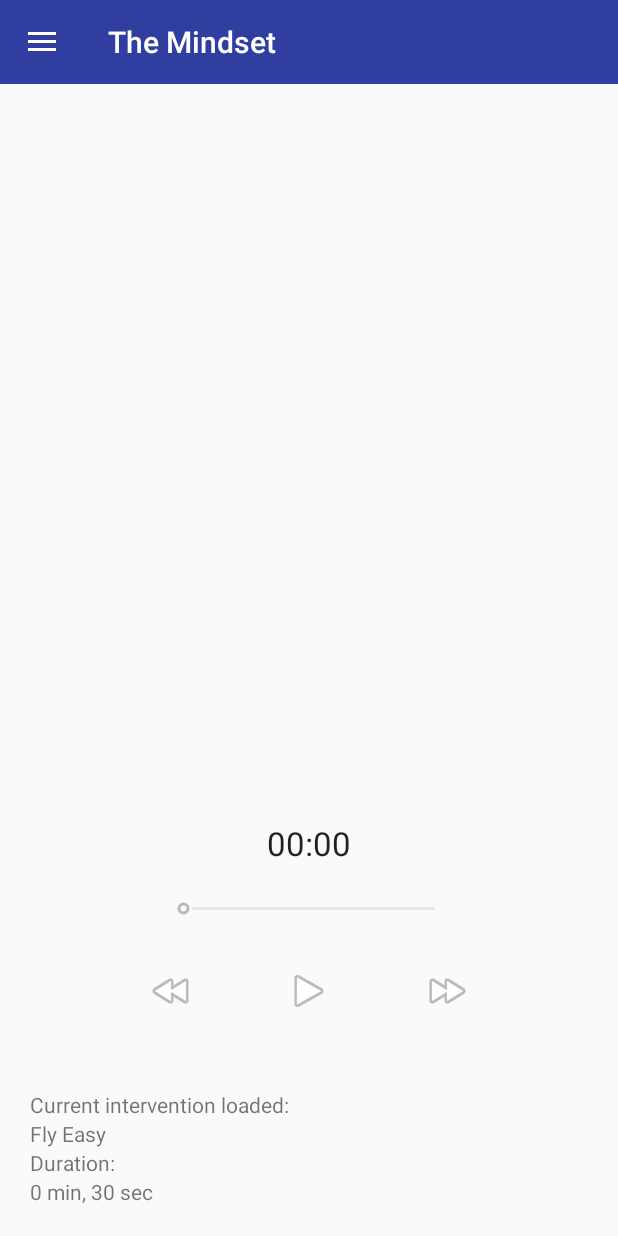
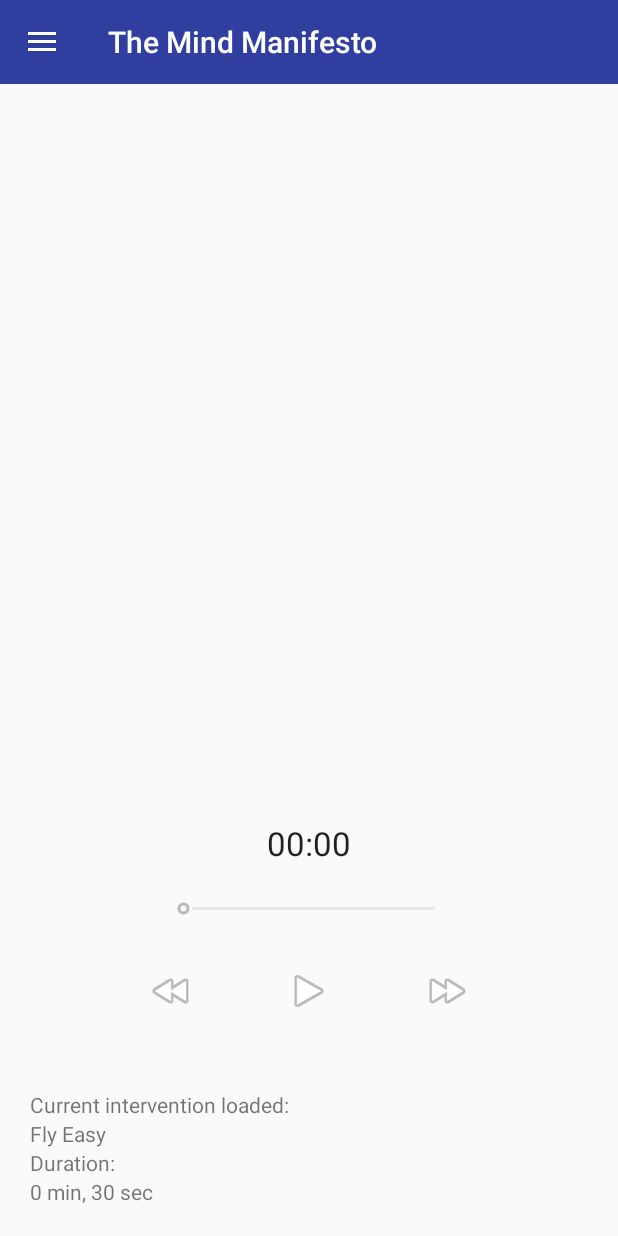
Before and after one commit to jermenkoo/audava_meditation, an Android app: the MeditationPlayer screen opened directly, with no data from a screen before it, after a tap on an icon or button, on a phone screen of 412 x 824 dp. Run offline under Robolectric (Android 15) with nearby library versions, the light colour scheme and no system bars.

Commit message:
just a push

```diff
--- a/app/src/main/java/com/example/hsport/themindset/AppConstant.java
+++ b/app/src/main/java/com/example/hsport/themindset/AppConstant.java
@@ -2,7 +2,7 @@ package com.example.hsport.themindset;
 /*
  * Created by lambros on 08/03/16.
  *
- * Class to store constants
+ * Just a class to store constants
  *
  */
 
--- a/app/src/main/java/com/example/hsport/themindset/MeditationPlayer.java
+++ b/app/src/main/java/com/example/hsport/themindset/MeditationPlayer.java
@@ -1,23 +1,15 @@
 package com.example.hsport.themindset;
 
-import android.content.Intent;
 import android.media.MediaPlayer;
 import android.os.Bundle;
-import android.support.design.widget.NavigationView;
 import android.support.v4.widget.DrawerLayout;
 import android.support.v7.app.ActionBarDrawerToggle;
 import android.support.v7.app.AppCompatActivity;
-import android.support.v7.view.menu.MenuView;
 import android.support.v7.widget.Toolbar;
-import android.view.Menu;
-import android.view.MenuItem;
 import android.view.View;
 import android.widget.ImageButton;
 import android.widget.SeekBar;
 import android.widget.TextView;
-import android.widget.Toast;
-
-import java.util.concurrent.TimeUnit;
 
 /**
  * Created by Lambros on 04/03/16.
@@ -55,12 +47,6 @@ public class MeditationPlayer extends AppCompatActivity {
         final ImageButton ffButton = (ImageButton) findViewById(R.id.btn_ff);
         final ImageButton rewButton = (ImageButton) findViewById(R.id.btn_rew);
 
-//        final ImageButton stopButton = (ImageButton) findViewById(R.id.btn_stop);
-//        final ImageButton pauseButton = (ImageButton) findViewById(R.id.btn_pause);
-
-        //Initial settings for some UI elements
-//        stopButton.setImageResource(R.drawable.btn_stop_disabled);
-//        pauseButton.setImageResource(R.drawable.btn_pause_disabled);
         seekBar.setMax(mediaPlayer.getDuration());
         seekBar.setEnabled(false);
         txtCurrentDuration.setText(MyFunctions.returnTimeString(mediaPlayer.getDuration()));
@@ -84,14 +70,10 @@ public class MeditationPlayer extends AppCompatActivity {
                     seekBar.setEnabled(true);
                     mediaPlayer.start();
                     playButton.setImageResource(android.R.drawable.ic_media_pause);
-//                    pauseButton.setImageResource(R.drawable.btn_pause);
-//                    stopButton.setImageResource(R.drawable.btn_stop);
                     myHandler.postDelayed(UpdateSongTime, 100);
                 } else if (mediaPlayer.isPlaying()) {
                     mediaPlayer.pause();
                     playButton.setImageResource(android.R.drawable.ic_media_play);
-//                    playButton.setImageResource(R.drawable.btn_play);
-//                    stopButton.setImageResource(R.drawable.btn_stop);
                 }
             }
         });
@@ -120,35 +102,6 @@ public class MeditationPlayer extends AppCompatActivity {
             }
         });
 
-/*
-        //PAUSE button
-        pauseButton.setOnClickListener(new View.OnClickListener() {
-            @Override
-            public void onClick(View v) {
-                if (mediaPlayer.isPlaying()) {
-                    mediaPlayer.pause();
-                    pauseButton.setImageResource(R.drawable.btn_pause_disabled);
-                    playButton.setImageResource(R.drawable.btn_play);
-                    stopButton.setImageResource(R.drawable.btn_stop);
-                }
-            }
-        });
-*/
-/*
-        //STOP button
-        stopButton.setOnClickListener(new View.OnClickListener() {
-            @Override
-            public void onClick(View v) {
-                mediaPlayer.pause();
-                mediaPlayer.seekTo(0);
-                seekBar.setEnabled(false);
-                playButton.setImageResource(R.drawable.btn_play);
-                pauseButton.setImageResource(R.drawable.btn_pause_disabled);
-                stopButton.setImageResource(R.drawable.btn_stop_disabled);
-                myHandler.postDelayed(UpdateSongTime, 100);
-            }
-        });*/
-
         //Track seekBar changes
         seekBar.setOnSeekBarChangeListener(new SeekBar.OnSeekBarChangeListener() {
 
@@ -171,13 +124,10 @@ public class MeditationPlayer extends AppCompatActivity {
         });
     }
 
-
     @Override
     protected void onPostCreate(Bundle savedInstanceState) {
         super.onPostCreate(savedInstanceState);
 
         actionBarDrawerToggle.syncState();
     }
-
-
 }
--- a/app/src/main/res/layout/activity_main.xml
+++ b/app/src/main/res/layout/activity_main.xml
@@ -45,7 +45,7 @@
                 android:layout_width="200dp"
                 android:layout_height="wrap_content"
                 android:layout_gravity="center_horizontal"
-                android:paddingTop="20dp"/>
+                android:paddingTop="20dp" />
 
             <LinearLayout
                 android:layout_width="match_parent"
@@ -61,8 +61,8 @@
                     android:background="@null"
                     android:cropToPadding="false"
                     android:padding="30dp"
+                    android:rotation="180"
                     android:rotationY="180"
-                    android:rotation="180"
                     android:src="@android:drawable/ic_media_rew" />
 
                 <ImageButton
@@ -89,23 +89,6 @@
 
 
             </LinearLayout>
-            <!--<ImageButton-->
-            <!--android:id="@+id/btn_pause"-->
-            <!--android:layout_width="wrap_content"-->
-            <!--android:layout_height="wrap_content"-->
-            <!--android:adjustViewBounds="false"-->
-            <!--android:background="@null"-->
-            <!--android:cropToPadding="false"-->
-            <!--android:src="@android:drawable/ic_media_pause" />-->
-
-            <!--<ImageButton-->
-            <!--android:id="@+id/btn_stop"-->
-            <!--android:layout_width="wrap_content"-->
-            <!--android:layout_height="wrap_content"-->
-            <!--android:adjustViewBounds="false"-->
-            <!--android:background="@null"-->
-            <!--android:cropToPadding="false"-->
-            <!--android:src="@android:drawable/ic_media_pause" />-->
 
             <LinearLayout
                 android:layout_width="match_parent"
--- a/app/src/main/res/values/strings.xml
+++ b/app/src/main/res/values/strings.xml
@@ -1,5 +1,5 @@
 <resources>
-    <string name="app_name">The Mindset</string>
+    <string name="app_name">The Mind Manifesto</string>
     <string name="drawer_open">drawer open</string>
     <string name="drawer_closed">drawer closed</string>
     <string name="str_home">Home</string>
```
